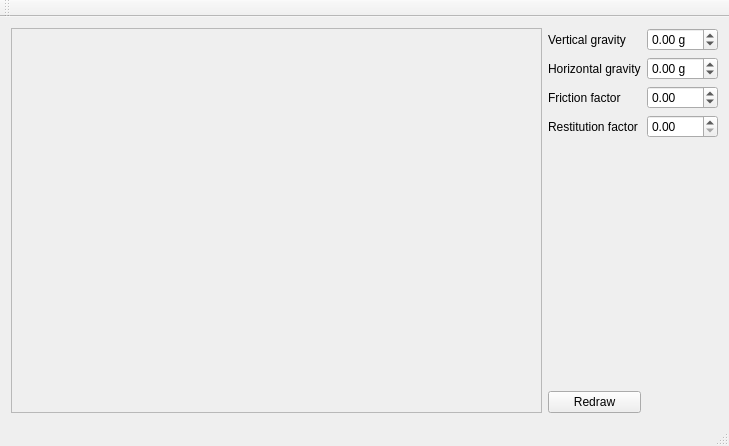
The window that Stormy/Stormy/stormy.ui (FunkyLoiso/flprojects) describes before a commit, drawn with Qt 5.
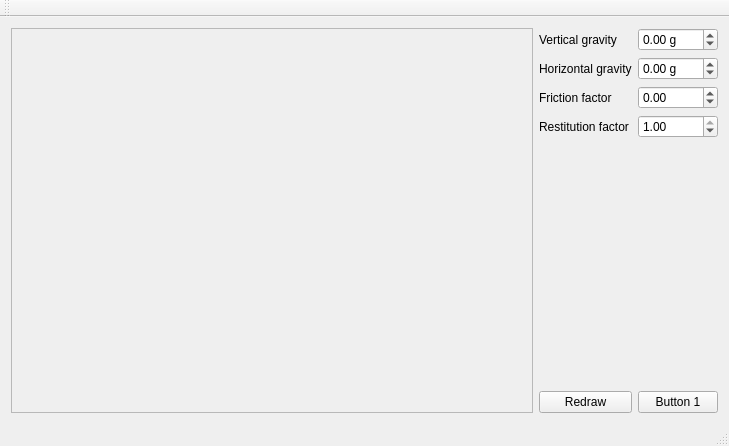
The same window after the commit. Custom widgets are drawn as their Qt base class.

Diff of the .ui file:
```diff
--- a/Stormy/Stormy/stormy.ui
+++ b/Stormy/Stormy/stormy.ui
@@ -80,6 +80,9 @@
         <property name="singleStep">
          <double>0.010000000000000</double>
         </property>
+        <property name="value">
+         <double>1.000000000000000</double>
+        </property>
        </widget>
       </item>
       <item row="4" column="0" colspan="2">
@@ -141,6 +144,13 @@
         </property>
        </widget>
       </item>
+      <item row="5" column="1">
+       <widget class="QPushButton" name="bButton1">
+        <property name="text">
+         <string>Button 1</string>
+        </property>
+       </widget>
+      </item>
      </layout>
     </item>
    </layout>
```
Left out of the diff: 2 changed lines with no effect on the pictures.
